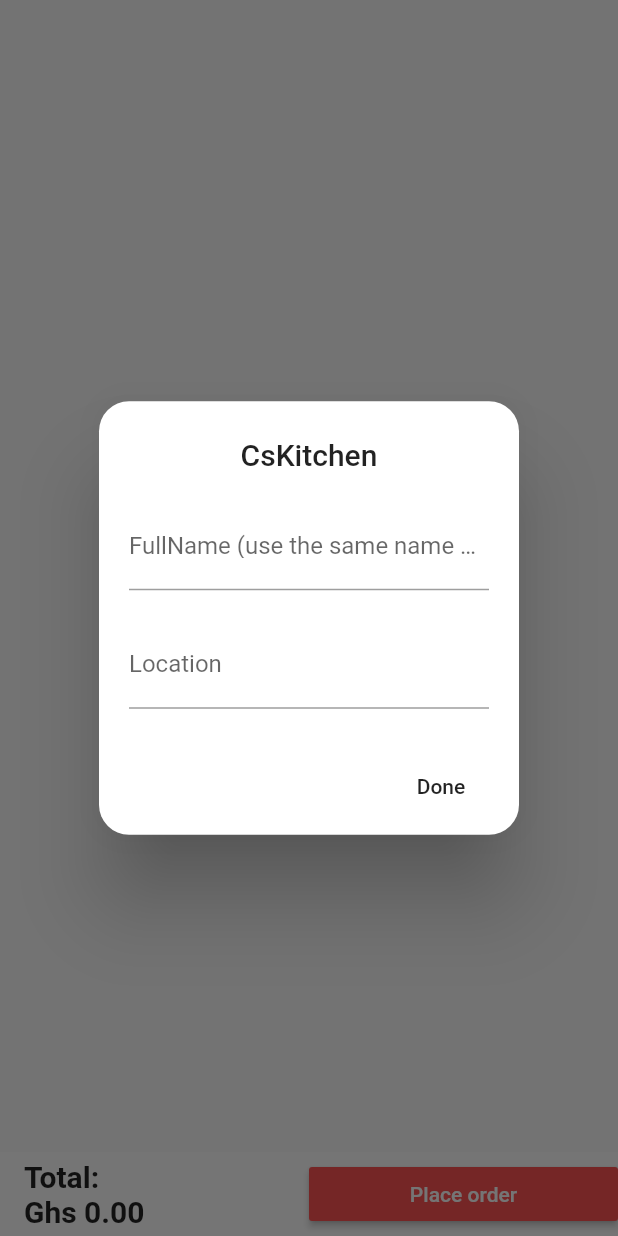
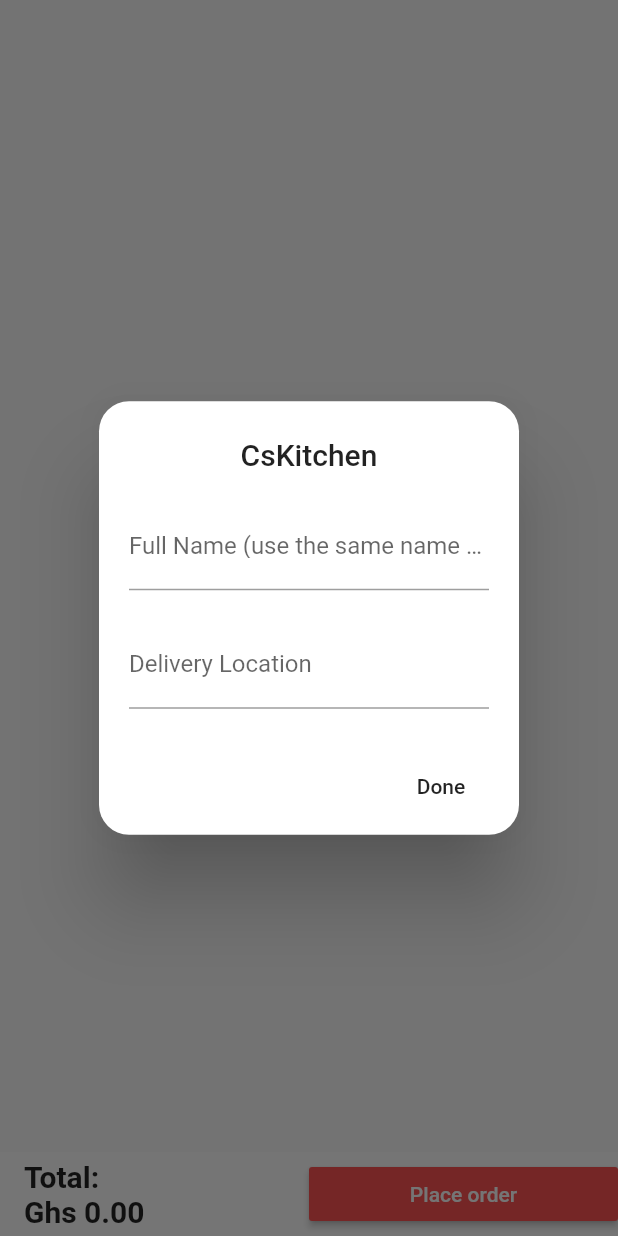
Before and after one commit to RBayor/cskitchen, a Flutter app: the Cart screen opened by its route, after a tap on "Place order", on a phone screen of 412 x 824 dp. Run offline on Flutter 3.47's test engine with Material 2 defaults, Android fonts, the phone set to English and light mode, and no system bars; our stand-ins replace cloud_firestore, firebase_auth, firebase_core, shared_preferences, webview_flutter; accounts and stored records are empty.

Commit message:
ready for first review

```diff
--- a/lib/src/screens/homeScreens/cart.dart
+++ b/lib/src/screens/homeScreens/cart.dart
@@ -1,6 +1,6 @@
 import 'dart:convert';
 import 'package:cloud_firestore/cloud_firestore.dart';
-import 'package:cskitchen/src/screens/homeScreens/pay.dart';
+// import 'package:cskitchen/src/screens/homeScreens/pay.dart';
 import 'package:flutter/material.dart';
 import 'package:cskitchen/src/components/auth.dart';
 import 'package:shared_preferences/shared_preferences.dart';
@@ -110,7 +110,8 @@ class _CartState extends State<Cart> {
                     padding: const EdgeInsets.all(10),
                     child: TextField(
                       decoration: InputDecoration(
-                          labelText: "FullName (use the same name on payment)"),
+                          labelText:
+                              "Full Name (use the same name on payment)"),
                       onChanged: (value) {
                         this.fullname = value;
                       },
@@ -119,7 +120,8 @@ class _CartState extends State<Cart> {
                   Padding(
                     padding: const EdgeInsets.all(10),
                     child: TextField(
-                      decoration: InputDecoration(labelText: "Location"),
+                      decoration:
+                          InputDecoration(labelText: "Delivery Location"),
                       onChanged: (value) {
                         this.location = value;
                       },
@@ -161,6 +163,7 @@ class _CartState extends State<Cart> {
         orderHistory.set({
           "fullname": fullname,
           "location": location,
+          "time": timeStamp,
           "myOrder": myOrder,
         });
         clearItems();
--- a/pubspec.yaml
+++ b/pubspec.yaml
@@ -1,7 +1,7 @@
 name: cskitchen
 description: A restaurant management app.
 
-version: 0.0.1+8
+version: 0.0.1+9
 
 environment:
   sdk: ">=2.1.0 <3.0.0"
```
Also changed, not shown: lib/src/screens/login.dart (+8 -1 lines).
